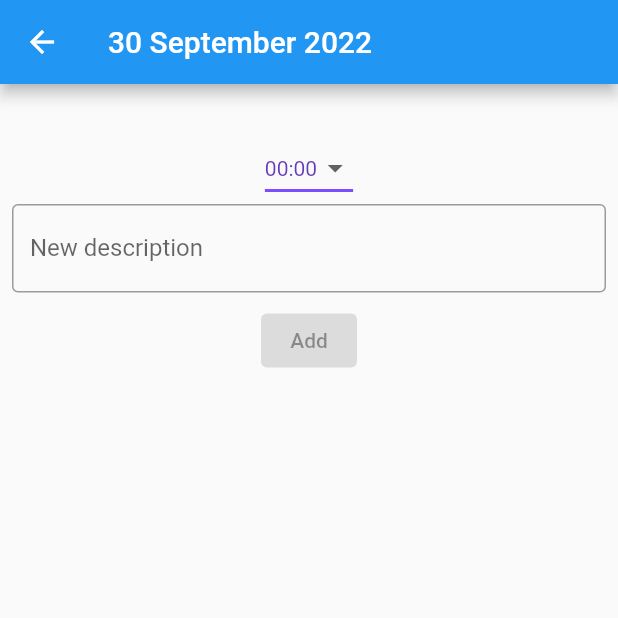
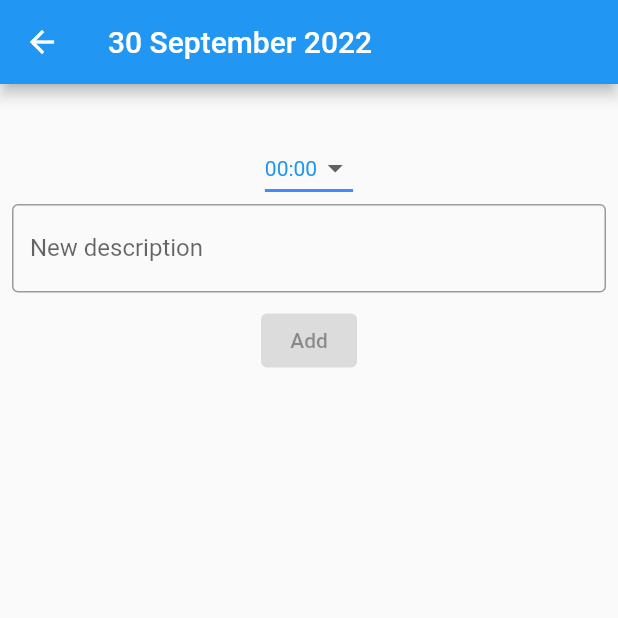
Before and after one commit to mihaab123/flutter_calendar_test, a Flutter app: the DayScreen screen opened directly with empty values, on a phone screen of 412 x 824 dp, the top half of it. Run offline on Flutter 3.47's test engine with Material 2 defaults, Android fonts, the phone set to English and light mode, and no system bars; our stand-ins replace badges, get, sqflite; accounts and stored records are empty.

Commit message:
color fix

```diff
--- a/lib/screens/day/day_screen.dart
+++ b/lib/screens/day/day_screen.dart
@@ -69,10 +69,10 @@ class _DayScreenState extends State<DayScreen> {
                         DropdownButton<String>(
                           value: currentTime,
                           elevation: 16,
-                          style: const TextStyle(color: Colors.deepPurple),
+                          style: const TextStyle(color: Colors.blue),
                           underline: Container(
                             height: 2,
-                            color: Colors.deepPurpleAccent,
+                            color: Colors.blueAccent,
                           ),
                           onChanged: (String? value) {
                             setState(() {
```
